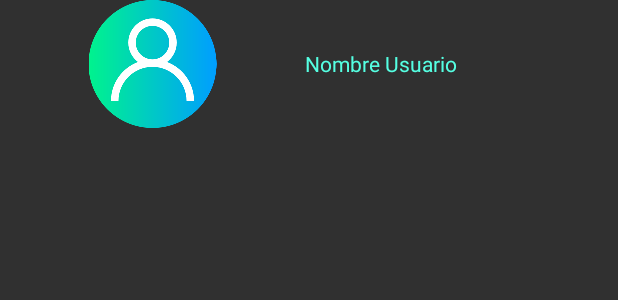
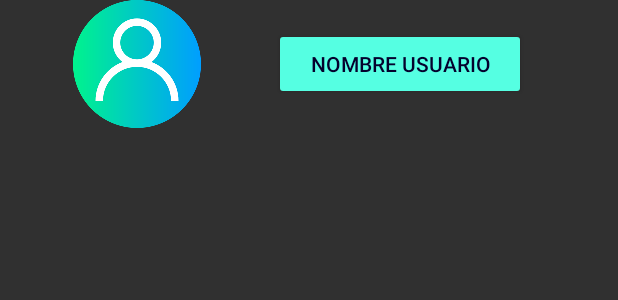
Before and after one commit to CarlosUribe32/app_nativa_android, an Android app: the layout row_table_lista_seguidos_seguidores.xml on its own in the app's theme, with its tools: preview values and no code run, on a phone screen of 412 x 824 dp. Shown: the top 300 px of the screen. Run offline under Robolectric (Android 15) with nearby library versions, the phone set to English and light mode, and no system bars; Roboto replaces fonts that are not available here.

Commit message:
Implementacion de las listas completas

```diff
--- a/app/src/main/res/layout/row_table_lista_seguidos_seguidores.xml
+++ b/app/src/main/res/layout/row_table_lista_seguidos_seguidores.xml
@@ -2,7 +2,7 @@
 
 <TableRow xmlns:android="http://schemas.android.com/apk/res/android"
     xmlns:app="http://schemas.android.com/apk/res-auto"
-    android:layout_width="407dp"
+    android:layout_width="match_parent"
     android:layout_height="wrap_content"
     android:gravity="center_vertical">
 
@@ -13,12 +13,16 @@
         android:layout_weight="1"
         app:srcCompat="@drawable/usuario__2_" />
 
-    <TextView
-        android:id="@+id/text_listaSeguidores_nombreUsuario"
-        android:layout_width="100dp"
+    <Button
+        android:id="@+id/btn_listaSeguidores_nombreUsuario"
+        android:layout_width="168dp"
         android:layout_height="wrap_content"
-        android:layout_weight="1"
+        android:backgroundTint="#55ffe2"
         android:text="Nombre Usuario"
-        android:textColor="#55FFE2" />
+        android:textColor="#04012D" />
+
+    <Space
+        android:layout_width="61dp"
+        android:layout_height="wrap_content" />
 
 </TableRow>
```
Also changed, not shown: app/src/main/java/co/upb/edu/Tilt/ListaSeguidores.java (+11 -1 lines), app/src/main/java/co/upb/edu/Tilt/ListaSeguidos.java (+16 -2 lines), app/src/main/java/co/upb/edu/Tilt/perfilSecundario.java (+5 -2 lines).
